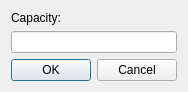
First picture: the form in DCGUI/Windows/EdgeDialog.ui, repository DanielZorin/DataCenters, before the edit.
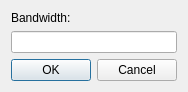
Second picture: the form after the edit.

```diff
--- a/DCGUI/Windows/EdgeDialog.ui
+++ b/DCGUI/Windows/EdgeDialog.ui
@@ -41,7 +41,7 @@
         </sizepolicy>
        </property>
        <property name="text">
-        <string>Capacity:</string>
+        <string>Bandwidth:</string>
        </property>
       </widget>
      </item>
```
